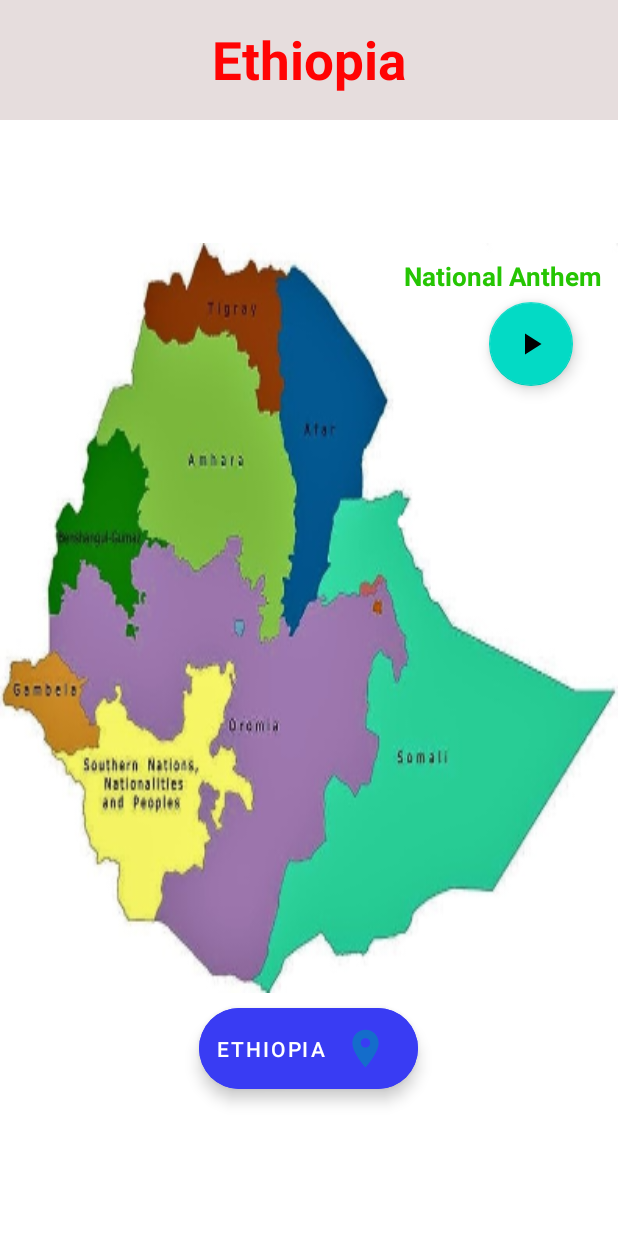
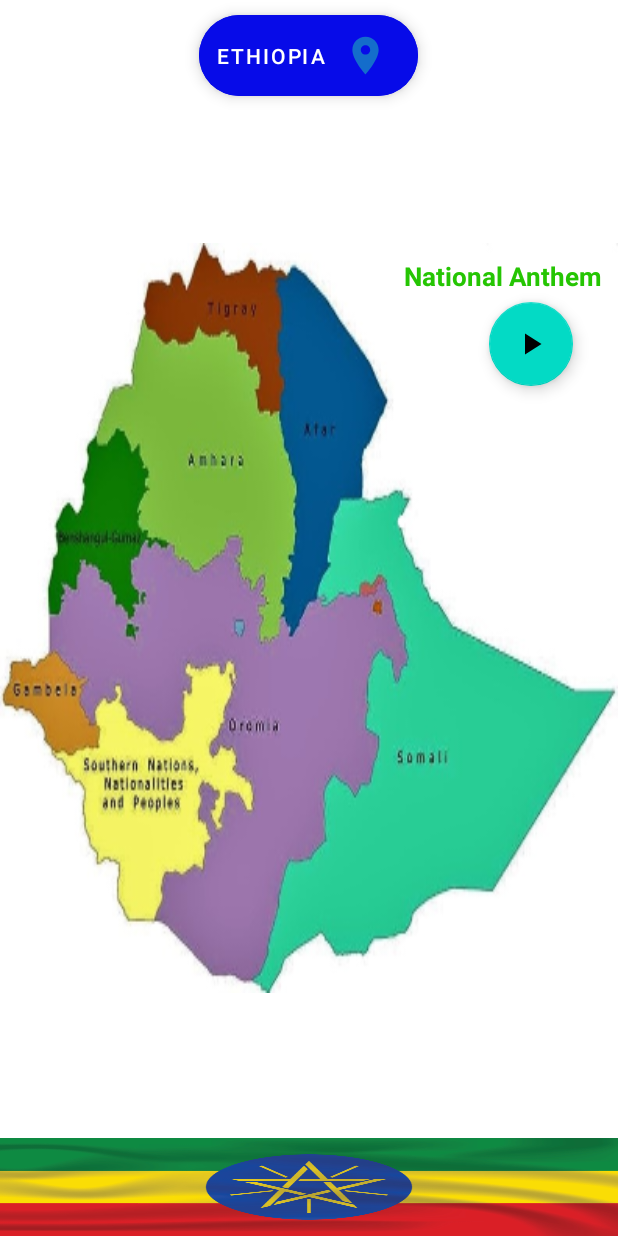
Before and after one commit to yaf8/Ethiopia-Tur, an Android app: the screen it shows after launch (MainActivity), on a phone screen of 412 x 824 dp. Run offline under Robolectric (Android 15) with nearby library versions, the phone set to English and light mode, and no system bars.

Commit message:
update UI 1.2

```diff
--- a/app/src/main/res/layout/activity_east.xml
+++ b/app/src/main/res/layout/activity_east.xml
@@ -3,6 +3,7 @@
     xmlns:app="http://schemas.android.com/apk/res-auto"
     xmlns:tools="http://schemas.android.com/tools"
     android:layout_width="match_parent"
+    android:background="@mipmap/background_flag_image"
     android:layout_height="match_parent"
     tools:context=".NorthActivity">
     <RelativeLayout
--- a/app/src/main/res/layout/activity_main.xml
+++ b/app/src/main/res/layout/activity_main.xml
@@ -6,16 +6,16 @@
     tools:context=".MainActivity">
 
 
-    <TextView
-        android:id="@+id/textEthiopia"
-        android:layout_width="match_parent"
-        android:layout_height="80dp"
-        android:textStyle="bold"
-        android:gravity="center"
+    <com.google.android.material.floatingactionbutton.ExtendedFloatingActionButton
+        android:layout_width="wrap_content"
+        android:layout_height="wrap_content"
+        android:layout_centerHorizontal="true"
+        android:backgroundTint="#070BE8"
+        android:id="@+id/btnEthiopia"
+        android:layout_marginTop="10dp"
+        android:drawableEnd="@drawable/ic_location_30"
         android:text="Ethiopia"
-        android:background="#E6DDDD"
-        android:textColor="#FF0303"
-        android:textSize="35sp" />
+        android:textColor="@color/white" />
 
     <!--<ImageView
         android:layout_width="wrap_content"
@@ -32,7 +32,6 @@
         android:layout_height="500dp"
         android:layout_centerInParent="true"
         android:background="@mipmap/ethiopia_regions_2">
-
 
         <com.google.android.material.floatingactionbutton.FloatingActionButton
             android:id="@+id/btnNorth"
@@ -52,7 +51,7 @@
             android:layout_marginTop="400dp"
             android:backgroundTint="#2AC2F1"
             android:src="@drawable/ic_location_30"
-            android:textSize="11sp" />
+            android:textSize="11sp"/>
 
         <com.google.android.material.floatingactionbutton.FloatingActionButton
             android:id="@+id/btnEast"
@@ -109,17 +108,12 @@
 
     </RelativeLayout>
 
-    <com.google.android.material.floatingactionbutton.ExtendedFloatingActionButton
-        android:layout_width="wrap_content"
-        android:layout_height="wrap_content"
-        android:layout_below="@+id/relativeLayoutMap"
-        android:layout_centerHorizontal="true"
-        android:layout_marginTop="10dp"
-        android:layout_marginBottom="10dp"
-        android:backgroundTint="#393CF3"
-        android:id="@+id/btnEthiopia"
-        android:drawableEnd="@drawable/ic_location_30"
-        android:text="Ethiopia"
-        android:textColor="@color/white" />
+    <TextView
+        android:layout_width="match_parent"
+        android:layout_height="65dp"
+        android:layout_alignParentBottom="true"
+        android:background="@mipmap/ethiopian_flag"/>
+
+
 
 </RelativeLayout>
--- a/app/src/main/res/layout/activity_middle.xml
+++ b/app/src/main/res/layout/activity_middle.xml
@@ -3,6 +3,7 @@
     xmlns:app="http://schemas.android.com/apk/res-auto"
     xmlns:tools="http://schemas.android.com/tools"
     android:layout_width="match_parent"
+    android:background="@mipmap/background_flag_image"
     android:layout_height="match_parent"
     tools:context=".MiddleActivity">
 
--- a/app/src/main/res/layout/activity_north.xml
+++ b/app/src/main/res/layout/activity_north.xml
@@ -1,8 +1,8 @@
 <?xml version="1.0" encoding="utf-8"?>
 <LinearLayout xmlns:android="http://schemas.android.com/apk/res/android"
-    xmlns:app="http://schemas.android.com/apk/res-auto"
     xmlns:tools="http://schemas.android.com/tools"
     android:layout_width="match_parent"
+    android:background="@mipmap/background_flag_image"
     android:layout_height="match_parent"
     tools:context=".NorthActivity">
     <RelativeLayout
@@ -65,6 +65,7 @@
             android:layout_width="match_parent"
             android:layout_height="wrap_content"
             android:background="#6E1C02"
+            android:id="@+id/relativeLayoutDescription"
             android:layout_margin="10dp"
             android:layout_alignParentBottom="true">
 
--- a/app/src/main/res/layout/activity_south.xml
+++ b/app/src/main/res/layout/activity_south.xml
@@ -4,6 +4,7 @@
     xmlns:tools="http://schemas.android.com/tools"
     android:layout_width="match_parent"
     android:layout_height="match_parent"
+    android:background="@mipmap/background_flag_image"
     tools:context=".NorthActivity">
     <RelativeLayout
         android:layout_width="match_parent"
--- a/app/src/main/res/layout/activity_west.xml
+++ b/app/src/main/res/layout/activity_west.xml
@@ -3,6 +3,7 @@
     xmlns:app="http://schemas.android.com/apk/res-auto"
     xmlns:tools="http://schemas.android.com/tools"
     android:layout_width="match_parent"
+    android:background="@mipmap/background_flag_image"
     android:layout_height="match_parent"
     tools:context=".NorthActivity">
     <RelativeLayout
```
Also changed, not shown: app/src/main/java/com/example/ethiopiaactivity/MainActivity.java (+14 -1 lines), app/src/main/java/com/example/ethiopiaactivity/NorthActivity.java (+33 -1 lines), app/src/main/res/mipmap-xxxhdpi/background_flag_image.jpg (added), 1 other file.
